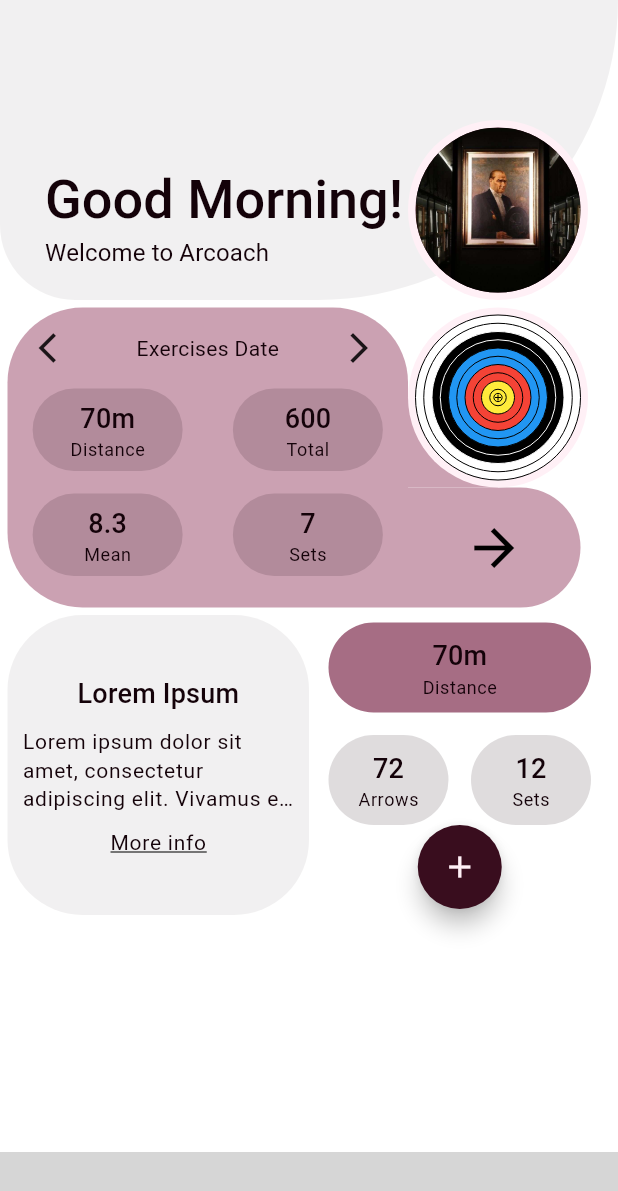
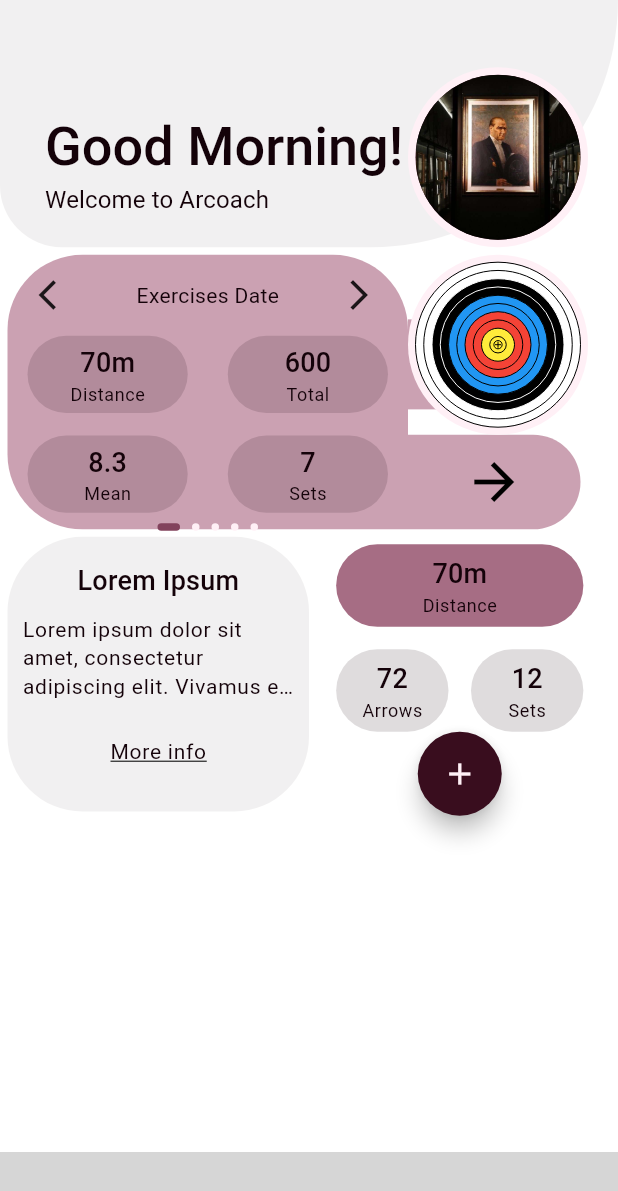
Before and after one commit to ahmetbugraerturk/arcoach, a Flutter app: the screen it shows after launch, on a phone screen of 412 x 824 dp. Shown: the top 1191 px of the screen. Run offline on Flutter 3.47's test engine with Material 3 defaults, Android fonts, the phone set to English and light mode, and no system bars; drawn by our look-alikes of smooth_page_indicator; our stand-ins replace lottie; missing offline and left inert: r_nav_n_sheet; generated files the repository leaves out were written again; statements that could not run were skipped; grey boxes are pictures that could not be loaded.

Commit message:
UI Commit

```diff
--- a/lib/athlethesScreens/main_screen.dart
+++ b/lib/athlethesScreens/main_screen.dart
@@ -27,7 +27,7 @@ class _mainScreenState extends State<mainScreen> {
       body: _index == 0
           ? const homePage()
           : _index == 1
-              ? const exercisesPage()
+              ? const targetScreen()
               : _index == 2
                   ? const chatPage()
                   : const profilePage(),
--- a/lib/athlethesScreens/navScreens/home_page.dart
+++ b/lib/athlethesScreens/navScreens/home_page.dart
@@ -7,6 +7,7 @@ import 'package:flutter/material.dart';
 import 'package:arcoach/constants.dart' as constants;
 import 'package:flutter/widgets.dart';
 import 'package:flutter_gen/gen_l10n/app_localizations.dart';
+import 'package:smooth_page_indicator/smooth_page_indicator.dart';
 
 class homePage extends StatefulWidget {
   const homePage({super.key});
@@ -16,6 +17,7 @@ class homePage extends StatefulWidget {
 }
 
 class _homePageState extends State<homePage> {
+  final controller = PageController(viewportFraction: 0.8, keepPage: true);
   @override
   Widget build(BuildContext context) {
     bool isLightTheme = Theme.of(context).brightness == Brightness.light;
@@ -27,7 +29,7 @@ class _homePageState extends State<homePage> {
             Stack(
               children: [
                 Container(
-                  height: 200,
+                  height: MediaQuery.of(context).size.height / 5,
                   width: double.infinity,
                   decoration: BoxDecoration(
                     color: isLightTheme
@@ -76,7 +78,7 @@ class _homePageState extends State<homePage> {
               children: [
                 Container(
                   margin: const EdgeInsets.only(left: 5, right: 5),
-                  height: 200,
+                  height: MediaQuery.of(context).size.height / 4.5,
                   width: MediaQuery.of(context).size.width,
                   color: Colors.transparent,
                 ),
@@ -85,7 +87,7 @@ class _homePageState extends State<homePage> {
                   left: 0,
                   child: Container(
                     margin: const EdgeInsets.only(left: 5),
-                    height: 200,
+                    height: MediaQuery.of(context).size.height / 4.5,
                     width: MediaQuery.of(context).size.width - 145,
                     decoration: BoxDecoration(
                       color: isLightTheme
@@ -116,8 +118,9 @@ class _homePageState extends State<homePage> {
                           mainAxisAlignment: MainAxisAlignment.spaceAround,
                           children: [
                             Container(
-                              height: 55,
-                              width: 100,
+                              height: MediaQuery.of(context).size.height / 16,
+                              width: (MediaQuery.of(context).size.width - 145) /
+                                  2.5,
                               decoration: BoxDecoration(
                                 color: isLightTheme
                                     ? const Color.fromARGB(35, 20, 2, 9)
@@ -142,8 +145,9 @@ class _homePageState extends State<homePage> {
                               ),
                             ),
                             Container(
-                              height: 55,
-                              width: 100,
+                              height: MediaQuery.of(context).size.height / 16,
+                              width: (MediaQuery.of(context).size.width - 145) /
+                                  2.5,
                               decoration: BoxDecoration(
                                 color: isLightTheme
                                     ? const Color.fromARGB(35, 20, 2, 9)
@@ -174,8 +178,9 @@ class _homePageState extends State<homePage> {
                           mainAxisAlignment: MainAxisAlignment.spaceAround,
                           children: [
                             Container(
-                              height: 55,
-                              width: 100,
+                              height: MediaQuery.of(context).size.height / 16,
+                              width: (MediaQuery.of(context).size.width - 145) /
+                                  2.5,
                               decoration: BoxDecoration(
                                 color: isLightTheme
                                     ? const Color.fromARGB(35, 20, 2, 9)
@@ -200,8 +205,9 @@ class _homePageState extends State<homePage> {
                               ),
                             ),
                             Container(
-                              height: 55,
-                              width: 100,
+                              height: MediaQuery.of(context).size.height / 16,
+                              width: (MediaQuery.of(context).size.width - 145) /
+                                  2.5,
                               decoration: BoxDecoration(
                                 color: isLightTheme
                                     ? const Color.fromARGB(35, 20, 2, 9)
@@ -227,6 +233,16 @@ class _homePageState extends State<homePage> {
                             ),
                           ],
                         ),
+                        SizedBox(height: 7),
+                        SmoothPageIndicator(
+                          controller: controller,
+                          count: 5,
+                          effect: ExpandingDotsEffect(
+                              dotHeight: 5,
+                              dotWidth: 5,
+                              activeDotColor: constants.myColorList[3],
+                              dotColor: constants.myColorList[6]),
+                        )
                       ],
                     ),
                   ),
@@ -249,7 +265,7 @@ class _homePageState extends State<homePage> {
                   right: 20,
                   child: Container(
                     margin: const EdgeInsets.only(right: 5),
-                    height: 80,
+                    height: MediaQuery.of(context).size.height / 4.5 - 120,
                     width: 115,
                     decoration: BoxDecoration(
                       color: isLightTheme
@@ -298,7 +314,7 @@ class _homePageState extends State<homePage> {
               children: [
                 Container(
                   margin: const EdgeInsets.only(left: 5),
-                  height: 200,
+                  height: MediaQuery.of(context).size.height / 4.5,
                   width: MediaQuery.of(context).size.width / 2 - 5,
                   decoration: BoxDecoration(
                     color: isLightTheme
@@ -324,13 +340,16 @@ class _homePageState extends State<homePage> {
                           overflow: TextOverflow.ellipsis,
                         ),
                       ),
-                      Text(
+                      TextButton(
+                        onPressed: () {},
+                        child: Text(
                           "More info",
                           style: Theme.of(context)
                               .textTheme
                               .labelMedium!
                               .copyWith(decoration: TextDecoration.underline),
                         ),
+                      )
                     ],
                   ),
                 ),
@@ -338,7 +357,7 @@ class _homePageState extends State<homePage> {
                 Stack(
                   children: [
                     Container(
-                      height: 200,
+                      height: MediaQuery.of(context).size.height / 4.5,
                       width: MediaQuery.of(context).size.width / 2 - 5,
                       child: Column(
                         children: [
@@ -347,8 +366,8 @@ class _homePageState extends State<homePage> {
                             mainAxisAlignment: MainAxisAlignment.spaceAround,
                             children: [
                               Container(
-                                height: 60,
-                                width: 175,
+                                height: MediaQuery.of(context).size.height / 15,
+                                width: MediaQuery.of(context).size.width / 2.5,
                                 decoration: BoxDecoration(
                                   color: isLightTheme
                                       ? constants.myColorList[4]
@@ -381,8 +400,11 @@ class _homePageState extends State<homePage> {
                             children: [
                               SizedBox(height: 15),
                               Container(
-                                height: 60,
-                                width: 80,
+                                height: MediaQuery.of(context).size.height / 15,
+                                width:
+                                    (MediaQuery.of(context).size.width / 2.5 -
+                                            15) /
+                                        2,
                                 decoration: BoxDecoration(
                                   color: isLightTheme
                                       ? const Color.fromARGB(35, 20, 2, 9)
@@ -409,8 +431,11 @@ class _homePageState extends State<homePage> {
                               ),
                               SizedBox(width: 15),
                               Container(
-                                height: 60,
-                                width: 80,
+                                height: MediaQuery.of(context).size.height / 15,
+                                width:
+                                    (MediaQuery.of(context).size.width / 2.5 -
+                                            15) /
+                                        2,
                                 decoration: BoxDecoration(
                                   color: isLightTheme
                                       ? const Color.fromARGB(35, 20, 2, 9)
--- a/pubspec.yaml
+++ b/pubspec.yaml
@@ -41,6 +41,7 @@ dependencies:
   intl: any
   collection: ^1.18.0
   r_nav_n_sheet: ^1.0.2
+  smooth_page_indicator: ^1.1.0
 
 dev_dependencies:
   flutter_test:
```
Also changed, not shown: pubspec.lock. Lines whose indentation alone changed are shown as unchanged.
